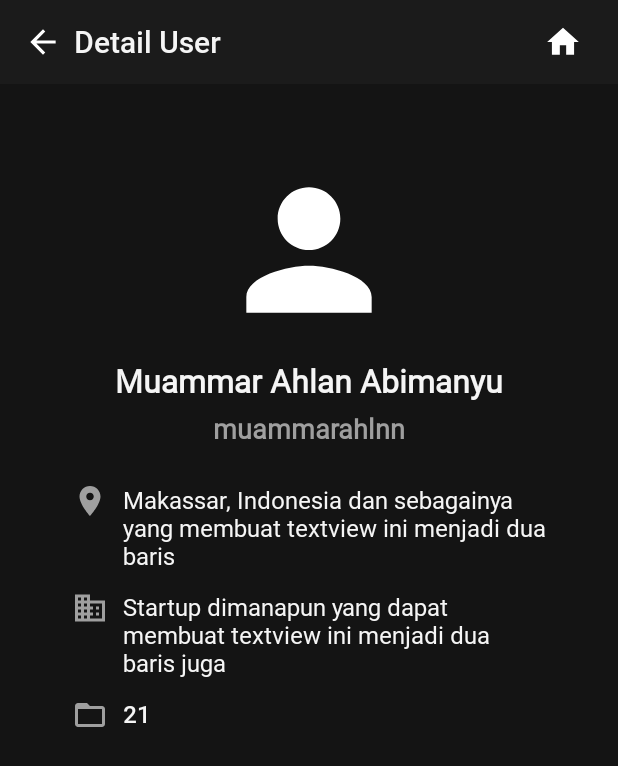
After one commit to muammarahlnn/github-user-v3, an Android app: the layout activity_user_detail.xml on its own in the app's theme, with its tools: preview values and no code run, on a phone screen of 412 x 824 dp. The commit adds this screen. Shown: the top 766 px of the screen. Run offline under Robolectric (Android 15) with nearby library versions, the phone set to English and light mode, and no system bars.

Commit message:
add user detail's UI

```diff
--- /dev/null
+++ b/app/src/main/java/com/ardnn/githubuserv3/views/activities/UserDetailActivity.kt
@@ -0,0 +1,12 @@
+package com.ardnn.githubuserv3.views.activities
+
+import androidx.appcompat.app.AppCompatActivity
+import android.os.Bundle
+import com.ardnn.githubuserv3.R
+
+class UserDetailActivity : AppCompatActivity() {
+    override fun onCreate(savedInstanceState: Bundle?) {
+        super.onCreate(savedInstanceState)
+        setContentView(R.layout.activity_user_detail)
+    }
+}
--- /dev/null
+++ b/app/src/main/res/drawable-v24/ic_arrow_back.xml
@@ -0,0 +1,5 @@
+<vector android:autoMirrored="true" android:height="24dp"
+    android:tint="#FFFFFF" android:viewportHeight="24"
+    android:viewportWidth="24" android:width="24dp" xmlns:android="http://schemas.android.com/apk/res/android">
+    <path android:fillColor="@android:color/white" android:pathData="M20,11H7.83l5.59,-5.59L12,4l-8,8 8,8 1.41,-1.41L7.83,13H20v-2z"/>
+</vector>
--- /dev/null
+++ b/app/src/main/res/drawable-v24/ic_company.xml
@@ -0,0 +1,5 @@
+<vector android:height="24dp" android:tint="@color/gray_primary"
+    android:viewportHeight="24" android:viewportWidth="24"
+    android:width="24dp" xmlns:android="http://schemas.android.com/apk/res/android">
+    <path android:fillColor="@android:color/white" android:pathData="M12,7L12,3L2,3v18h20L22,7L12,7zM6,19L4,19v-2h2v2zM6,15L4,15v-2h2v2zM6,11L4,11L4,9h2v2zM6,7L4,7L4,5h2v2zM10,19L8,19v-2h2v2zM10,15L8,15v-2h2v2zM10,11L8,11L8,9h2v2zM10,7L8,7L8,5h2v2zM20,19h-8v-2h2v-2h-2v-2h2v-2h-2L12,9h8v10zM18,11h-2v2h2v-2zM18,15h-2v2h2v-2z"/>
+</vector>
--- /dev/null
+++ b/app/src/main/res/drawable-v24/ic_home_white.xml
@@ -0,0 +1,5 @@
+<vector android:height="24dp" android:tint="#FFFFFF"
+    android:viewportHeight="24" android:viewportWidth="24"
+    android:width="24dp" xmlns:android="http://schemas.android.com/apk/res/android">
+    <path android:fillColor="@android:color/white" android:pathData="M10,20v-6h4v6h5v-8h3L12,3 2,12h3v8z"/>
+</vector>
--- /dev/null
+++ b/app/src/main/res/drawable-v24/ic_location.xml
@@ -0,0 +1,5 @@
+<vector android:height="24dp" android:tint="@color/gray_primary"
+    android:viewportHeight="24" android:viewportWidth="24"
+    android:width="24dp" xmlns:android="http://schemas.android.com/apk/res/android">
+    <path android:fillColor="@android:color/white" android:pathData="M12,2C8.13,2 5,5.13 5,9c0,5.25 7,13 7,13s7,-7.75 7,-13c0,-3.87 -3.13,-7 -7,-7zM12,11.5c-1.38,0 -2.5,-1.12 -2.5,-2.5s1.12,-2.5 2.5,-2.5 2.5,1.12 2.5,2.5 -1.12,2.5 -2.5,2.5z"/>
+</vector>
--- /dev/null
+++ b/app/src/main/res/drawable-v24/ic_repositories.xml
@@ -0,0 +1,5 @@
+<vector android:height="24dp" android:tint="@color/gray_primary"
+    android:viewportHeight="24" android:viewportWidth="24"
+    android:width="24dp" xmlns:android="http://schemas.android.com/apk/res/android">
+    <path android:fillColor="@android:color/white" android:pathData="M20,6h-8l-2,-2L4,4c-1.1,0 -1.99,0.9 -1.99,2L2,18c0,1.1 0.9,2 2,2h16c1.1,0 2,-0.9 2,-2L22,8c0,-1.1 -0.9,-2 -2,-2zM20,18L4,18L4,8h16v10z"/>
+</vector>
--- /dev/null
+++ b/app/src/main/res/layout/activity_user_detail.xml
@@ -0,0 +1,235 @@
+<?xml version="1.0" encoding="utf-8"?>
+<androidx.core.widget.NestedScrollView xmlns:android="http://schemas.android.com/apk/res/android"
+    xmlns:tools="http://schemas.android.com/tools"
+    xmlns:app="http://schemas.android.com/apk/res-auto"
+    android:layout_width="match_parent"
+    android:layout_height="match_parent"
+    android:fillViewport="true">
+
+    <androidx.constraintlayout.widget.ConstraintLayout
+        android:layout_width="match_parent"
+        android:layout_height="wrap_content"
+        android:background="@color/black_background"
+        tools:context=".UserDetailFragment">
+
+        <androidx.appcompat.widget.Toolbar
+            android:id="@+id/toolbarDetail"
+            android:layout_width="match_parent"
+            android:layout_height="wrap_content"
+            android:background="@color/black_primary"
+            app:titleTextColor="@color/white_smoke"
+            android:theme="@style/ThemeOverlay.AppCompat.Dark.ActionBar"
+            app:layout_constraintEnd_toEndOf="parent"
+            app:layout_constraintStart_toStartOf="parent"
+            app:layout_constraintTop_toTopOf="parent">
+
+            <ImageView
+                android:id="@+id/btnBack"
+                android:layout_width="25dp"
+                android:layout_height="25dp"
+                android:layout_marginEnd="8dp"
+                android:src="@drawable/ic_arrow_back"
+                android:contentDescription="@string/button_back" />
+
+            <TextView
+                android:layout_width="wrap_content"
+                android:layout_height="wrap_content"
+                android:text="@string/detail_user"
+                android:textColor="@color/white_smoke"
+                android:textSize="20sp"
+                android:fontFamily="@font/roboto_medium" />
+
+            <ImageView
+                android:id="@+id/btnHome"
+                android:layout_width="25dp"
+                android:layout_height="25dp"
+                android:layout_gravity="end"
+                android:layout_marginEnd="24dp"
+                android:src="@drawable/ic_home_white"
+                android:contentDescription="@string/button_home" />
+
+        </androidx.appcompat.widget.Toolbar>
+
+        <de.hdodenhof.circleimageview.CircleImageView
+            android:id="@+id/ivAva"
+            android:layout_width="125dp"
+            android:layout_height="125dp"
+            android:layout_marginTop="48dp"
+            tools:src="@drawable/ic_person_white"
+            app:layout_constraintEnd_toEndOf="parent"
+            app:layout_constraintStart_toStartOf="parent"
+            app:layout_constraintTop_toBottomOf="@+id/toolbarDetail" />
+
+        <TextView
+            android:id="@+id/tvName"
+            android:layout_width="0dp"
+            android:layout_height="wrap_content"
+            android:layout_marginTop="10dp"
+            android:layout_marginHorizontal="24dp"
+            android:fontFamily="@font/roboto_regular"
+            android:textColor="@color/white_smoke"
+            android:textSize="21sp"
+            android:textStyle="bold"
+            android:textAlignment="center"
+            app:layout_constraintEnd_toEndOf="parent"
+            app:layout_constraintStart_toStartOf="parent"
+            app:layout_constraintTop_toBottomOf="@+id/ivAva"
+            tools:text="Muammar Ahlan Abimanyu" />
+
+        <TextView
+            android:id="@+id/tvUsername"
+            android:layout_width="0dp"
+            android:layout_height="wrap_content"
+            android:layout_marginTop="5dp"
+            android:textColor="@color/gray_primary"
+            android:textSize="18sp"
+            android:textStyle="bold"
+            android:textAlignment="center"
+            android:fontFamily="@font/roboto_regular"
+            app:layout_constraintEnd_toEndOf="@+id/tvName"
+            app:layout_constraintStart_toStartOf="@+id/tvName"
+            app:layout_constraintTop_toBottomOf="@+id/tvName"
+            tools:text="muammarahlnn" />
+
+        <ImageView
+            android:id="@+id/ivLocation"
+            android:visibility="invisible"
+            tools:visibility="visible"
+            android:layout_width="24dp"
+            android:layout_height="24dp"
+            android:layout_marginTop="24dp"
+            android:layout_marginStart="48dp"
+            android:src="@drawable/ic_location"
+            app:layout_constraintStart_toStartOf="parent"
+            app:layout_constraintTop_toBottomOf="@+id/tvUsername"
+            android:contentDescription="@string/icon_location" />
+
+        <TextView
+            android:id="@+id/tvLocation"
+            android:layout_width="0dp"
+            android:layout_height="wrap_content"
+            android:layout_marginStart="10dp"
+            android:layout_marginEnd="48dp"
+            android:fontFamily="@font/roboto_regular"
+            android:textColor="@color/white_smoke"
+            android:textSize="16sp"
+            app:layout_constraintEnd_toEndOf="parent"
+            app:layout_constraintStart_toEndOf="@+id/ivLocation"
+            app:layout_constraintTop_toTopOf="@+id/ivLocation"
+            tools:text="Makassar, Indonesia dan sebagainya yang membuat textview ini menjadi dua baris" />
+
+        <ImageView
+            android:id="@+id/ivCompany"
+            android:visibility="invisible"
+            tools:visibility="visible"
+            android:layout_width="24dp"
+            android:layout_height="24dp"
+            android:layout_marginTop="12dp"
+            android:src="@drawable/ic_company"
+            android:contentDescription="@string/icon_company"
+            app:layout_constraintStart_toStartOf="@+id/ivLocation"
+            app:layout_constraintTop_toBottomOf="@+id/tvLocation" />
+
+        <TextView
+            android:id="@+id/tvCompany"
+            android:layout_width="0dp"
+            android:layout_height="wrap_content"
+            android:layout_marginStart="10dp"
+            android:fontFamily="@font/roboto_regular"
+            android:textColor="@color/white_smoke"
+            android:textSize="16sp"
+            app:layout_constraintEnd_toEndOf="@+id/tvLocation"
+            app:layout_constraintStart_toEndOf="@+id/ivCompany"
+            app:layout_constraintTop_toTopOf="@+id/ivCompany"
+            tools:text="Startup dimanapun yang dapat membuat textview ini menjadi dua baris juga" />
+
+        <ImageView
+            android:id="@+id/ivRepositories"
+            android:visibility="invisible"
+            tools:visibility="visible"
+            android:layout_width="24dp"
+            android:layout_height="24dp"
+            android:layout_marginTop="12dp"
+            android:src="@drawable/ic_repositories"
+            app:layout_constraintStart_toStartOf="@+id/ivCompany"
+            app:layout_constraintTop_toBottomOf="@+id/tvCompany"
+            android:contentDescription="@string/icon_repositories" />
+
+        <TextView
+            android:id="@+id/tvRepositories"
+            android:layout_width="0dp"
+            android:layout_height="wrap_content"
+            android:layout_marginStart="10dp"
+            android:fontFamily="@font/roboto_medium"
+            android:textColor="@color/white_smoke"
+            android:textSize="16sp"
+            app:layout_constraintEnd_toEndOf="@+id/tvCompany"
+            app:layout_constraintStart_toEndOf="@+id/ivRepositories"
+            app:layout_constraintTop_toTopOf="@+id/ivRepositories"
+            tools:text="21" />
+
+        <ProgressBar
+            android:id="@+id/progressBar"
+            android:visibility="gone"
+            android:layout_width="wrap_content"
+            android:layout_height="wrap_content"
+            android:indeterminate="true"
+            android:indeterminateTint="@color/gray_primary"
+            app:layout_constraintBottom_toTopOf="@+id/tabLayout"
+            app:layout_constraintEnd_toEndOf="parent"
+            app:layout_constraintStart_toStartOf="parent"
+            app:layout_constraintTop_toBottomOf="@+id/toolbarDetail" />
+
+        <com.google.android.material.tabs.TabLayout
+            android:id="@+id/tabLayout"
+            android:layout_width="match_parent"
+            android:layout_height="wrap_content"
+            android:layout_marginTop="24dp"
+            android:background="@color/black_background"
+            app:layout_constraintEnd_toEndOf="parent"
+            app:layout_constraintStart_toStartOf="parent"
+            app:layout_constraintTop_toBottomOf="@+id/tvRepositories"
+            app:tabGravity="fill"
+            app:tabIndicatorColor="@color/gray_primary"
+            app:tabMaxWidth="0dp"
+            app:tabMode="scrollable"
+            app:tabSelectedTextColor="@color/white_smoke"
+            app:tabTextAppearance="@style/TabLayoutText"
+            app:tabTextColor="@color/gray_primary" />
+
+        <androidx.viewpager2.widget.ViewPager2
+            android:id="@+id/vp2"
+            android:layout_width="0dp"
+            android:layout_height="wrap_content"
+            app:layout_constraintEnd_toEndOf="parent"
+            app:layout_constraintStart_toStartOf="parent"
+            app:layout_constraintTop_toBottomOf="@+id/tabLayout" />
+
+        <androidx.constraintlayout.widget.ConstraintLayout
+            android:id="@+id/clAlert"
+            android:visibility="gone"
+            android:layout_width="match_parent"
+            android:layout_height="0dp"
+            android:background="@color/black_background"
+            app:layout_constraintBottom_toBottomOf="parent"
+            app:layout_constraintTop_toBottomOf="@+id/toolbarDetail">
+
+            <TextView
+                android:layout_width="0dp"
+                android:layout_height="wrap_content"
+                android:layout_marginHorizontal="24dp"
+                android:text="@string/unable_to_retrieve_data"
+                android:textColor="@color/gray_primary"
+                android:textSize="21sp"
+                android:textAlignment="center"
+                android:fontFamily="@font/roboto_regular"
+                app:layout_constraintBottom_toBottomOf="parent"
+                app:layout_constraintEnd_toEndOf="parent"
+                app:layout_constraintStart_toStartOf="parent"
+                app:layout_constraintTop_toTopOf="pa    rent" />
+
+        </androidx.constraintlayout.widget.ConstraintLayout>
+
+    </androidx.constraintlayout.widget.ConstraintLayout>
+
+</androidx.core.widget.NestedScrollView>
--- a/app/src/main/res/values-night/themes.xml
+++ b/app/src/main/res/values-night/themes.xml
@@ -17,4 +17,9 @@
         <item name="android:statusBarColor">@color/black_primary</item>
     </style>
 
+    <style name="TabLayoutText" parent="TextAppearance.Design.Tab">
+        <item name="textAllCaps">false</item>
+        <item name="android:textAllCaps">false</item>
+        <item name="fontFamily">@font/roboto_medium</item>
+    </style>
 </resources>
--- a/app/src/main/res/values/strings.xml
+++ b/app/src/main/res/values/strings.xml
@@ -10,4 +10,19 @@
         Unable to retrieve data\n
         Please check your internet connection
     </string>
+    <string name="button_back">Button back</string>
+    <string name="detail_user">Detail User</string>
+
+    <string name="followers">Followers</string>
+    <string name="following">Following</string>
+    <string name="no_users_found">No users found</string>
+    <string name="button_home">Button home</string>
+    <string name="icon_location">Icon location</string>
+    <string name="icon_company">Icon company</string>
+    <string name="icon_repositories">Icon repositories</string>
+
+    <string-array name="user_foll_tab_text">
+        <item>%1$d followers</item>
+        <item>%1$d following</item>
+    </string-array>
 </resources>
--- a/app/src/main/res/values/themes.xml
+++ b/app/src/main/res/values/themes.xml
@@ -17,4 +17,10 @@
         <item name="android:statusBarColor">@color/black_primary</item>
     </style>
 
+    <style name="TabLayoutText" parent="TextAppearance.Design.Tab">
+        <item name="textAllCaps">false</item>
+        <item name="android:textAllCaps">false</item>
+        <item name="fontFamily">@font/roboto_medium</item>
+    </style>
+
 </resources>
```
Also changed, not shown: app/src/main/AndroidManifest.xml (+5 -2 lines).
